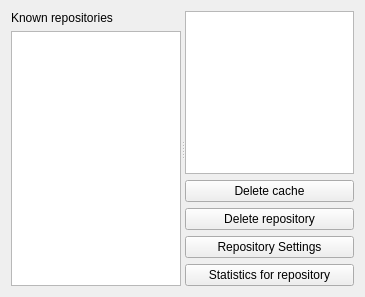
Old version of the form src/svnfrontend/database/dboverview.ui in the repository centic9/kdesvn-ppa.
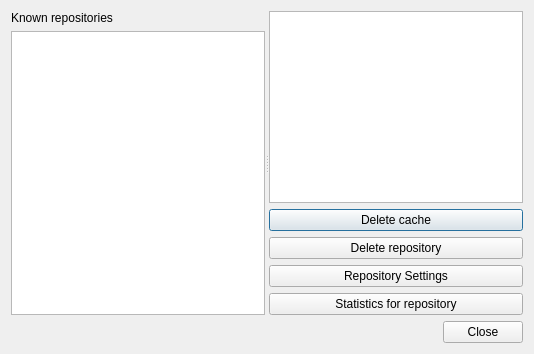
New version of the form. Custom widgets are drawn as their Qt base class.

```diff
--- a/src/svnfrontend/database/dboverview.ui
+++ b/src/svnfrontend/database/dboverview.ui
@@ -1,16 +1,11 @@
 <?xml version="1.0" encoding="UTF-8"?>
 <ui version="4.0">
  <class>DBOverView</class>
- <widget class="QWidget" name="DBOverView">
-  <property name="geometry">
-   <rect>
-    <x>0</x>
-    <y>0</y>
-    <width>365</width>
-    <height>297</height>
-   </rect>
+ <widget class="QDialog" name="DBOverView">
+  <property name="windowTitle">
+   <string>Overview about cache database content</string>
   </property>
-  <layout class="QHBoxLayout" name="horizontalLayout">
+  <layout class="QVBoxLayout">
    <item>
     <widget class="QSplitter" name="splitter">
      <property name="orientation">
@@ -26,14 +21,18 @@
         </widget>
        </item>
        <item>
-        <widget class="QListView" name="m_ReposListView"/>
+        <widget class="QListView" name="m_ReposListView">
+         <property name="editTriggers">
+          <set>QAbstractItemView::NoEditTriggers</set>
+         </property>
+        </widget>
        </item>
       </layout>
      </widget>
-     <widget class="QWidget" name="layoutWidget">
+     <widget class="QWidget" name="layoutWidget1">
       <layout class="QGridLayout" name="gridLayout">
        <item row="0" column="0">
-        <widget class="KTextBrowser" name="m_RepostatusBrowser"/>
+        <widget class="QTextBrowser" name="m_RepostatusBrowser"/>
        </item>
        <item row="1" column="0">
         <widget class="QPushButton" name="m_DeleteCacheButton">
@@ -79,15 +78,15 @@
      </widget>
     </widget>
    </item>
+   <item>
+    <widget class="QDialogButtonBox" name="buttonBox">
+     <property name="standardButtons">
+      <set>QDialogButtonBox::Close</set>
+     </property>
+    </widget>
+   </item>
   </layout>
  </widget>
- <customwidgets>
-  <customwidget>
-   <class>KTextBrowser</class>
-   <extends>QTextBrowser</extends>
-   <header>ktextbrowser.h</header>
-  </customwidget>
- </customwidgets>
  <resources/>
  <connections>
   <connection>
```
Left out of the diff: 74 changed lines with no effect on the pictures.
